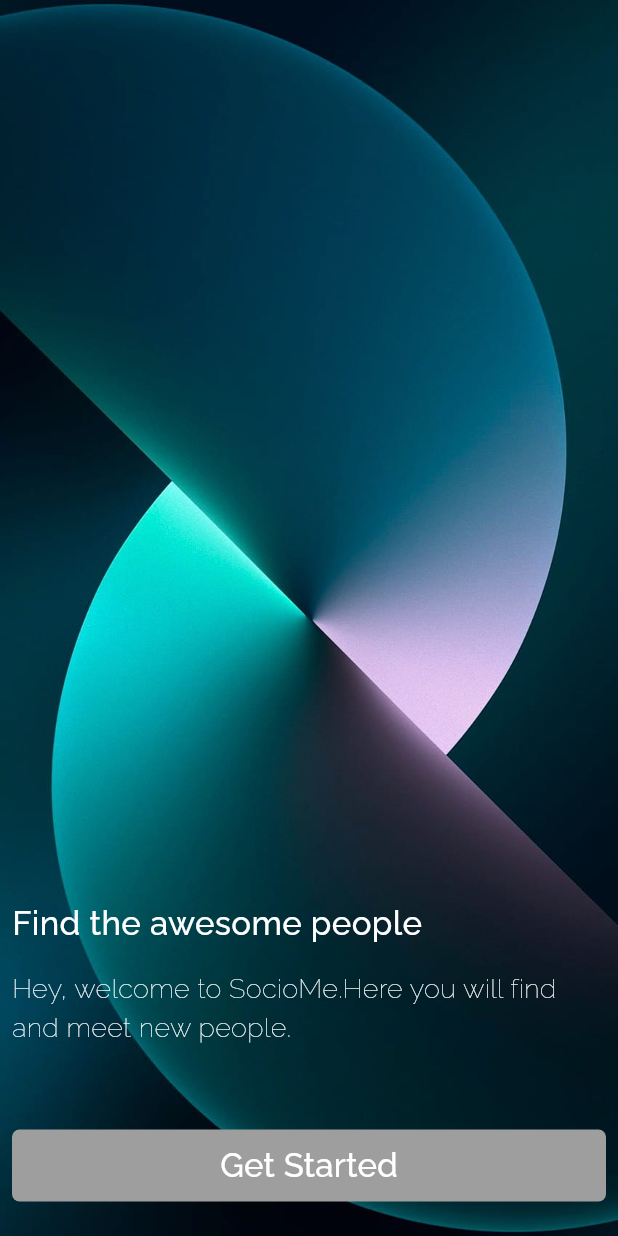
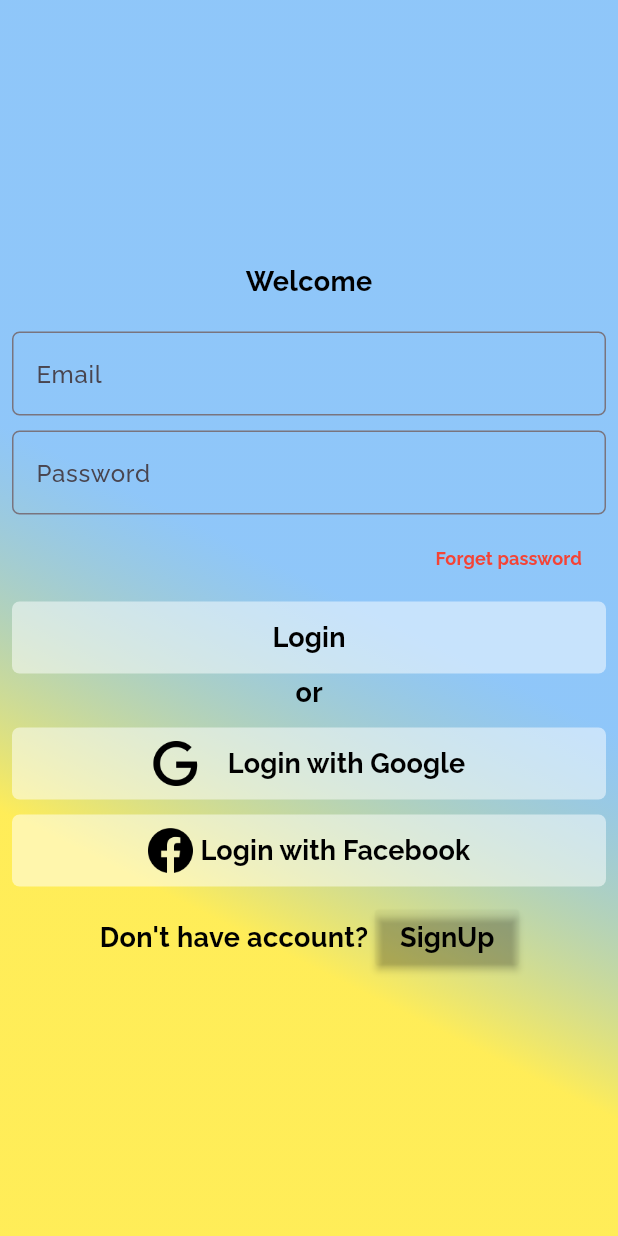
Before and after one commit to nitta02/Web-Designs, a Flutter app: the screen it shows after launch, after a tap on "Get Started", on a phone screen of 412 x 824 dp. Run offline on Flutter 3.47's test engine with Material 3 defaults, Android fonts, the light colour scheme and no system bars.

Commit message:
login commit

```diff
--- a/lib/main.dart
+++ b/lib/main.dart
@@ -15,7 +15,7 @@ class MyApp extends StatelessWidget {
       theme: ThemeData(
         fontFamily: 'Raleway',
       ),
-      home: SplashScreen(),
+      home: const SplashScreen(),
     );
   }
 }
--- a/lib/view/screens/home_screen.dart
+++ b/lib/view/screens/home_screen.dart
@@ -0,0 +1,15 @@
+import 'package:flutter/material.dart';
+
+class HomeScreen extends StatefulWidget {
+  const HomeScreen({super.key});
+
+  @override
+  State<HomeScreen> createState() => _HomeScreenState();
+}
+
+class _HomeScreenState extends State<HomeScreen> {
+  @override
+  Widget build(BuildContext context) {
+    return Scaffold();
+  }
+}
--- /dev/null
+++ b/lib/view/screens/login_screen.dart
@@ -0,0 +1,204 @@
+import 'package:flutter/material.dart';
+import 'package:social_media_app/view/widgets/text.dart';
+
+class LoginScreen extends StatelessWidget {
+  const LoginScreen({super.key});
+
+  @override
+  Widget build(BuildContext context) {
+    return Scaffold(
+      body: SafeArea(
+        child: Container(
+          width: double.infinity,
+          decoration: const BoxDecoration(
+              // image: DecorationImage(
+              //   image: AssetImage('assets/images/img2.jpg'),
+              //   fit: BoxFit.cover,
+              //   filterQuality: FilterQuality.high,
+              // ),
+              ),
+          child: Container(
+            decoration: BoxDecoration(
+              gradient: LinearGradient(
+                begin: Alignment.bottomCenter,
+                stops: const [
+                  0.35,
+                  0.85,
+                ],
+                colors: [
+                  Colors.yellow.withOpacity(0.85),
+                  Colors.blue.withOpacity(0.5),
+                ],
+              ),
+            ),
+            child: Padding(
+              padding: const EdgeInsets.all(8.0),
+              child: Column(
+                mainAxisAlignment: MainAxisAlignment.center,
+                children: [
+                  const CustomText(
+                    text: 'Welcome',
+                    fontSize: 18,
+                    color: Colors.black,
+                    fontWeight: FontWeight.bold,
+                  ),
+                  const SizedBox(
+                    height: 20,
+                  ),
+                  TextField(
+                    decoration: InputDecoration(
+                        hintText: 'Email',
+                        border: OutlineInputBorder(
+                          borderRadius: BorderRadius.circular(5.0),
+                        )),
+                  ),
+                  const SizedBox(
+                    height: 10,
+                  ),
+                  TextField(
+                    decoration: InputDecoration(
+                        hintText: 'Password',
+                        border: OutlineInputBorder(
+                          borderRadius: BorderRadius.circular(5.0),
+                        )),
+                  ),
+                  const SizedBox(
+                    height: 5,
+                  ),
+                  Align(
+                    alignment: Alignment.centerRight,
+                    child: MaterialButton(
+                      onPressed: () {},
+                      child: const CustomText(
+                        text: 'Forget password',
+                        fontSize: 12,
+                        color: Colors.red,
+                        fontWeight: FontWeight.bold,
+                      ),
+                    ),
+                  ),
+                  const SizedBox(
+                    height: 5,
+                  ),
+                  Container(
+                    width: double.infinity,
+                    decoration: BoxDecoration(
+                      color: Colors.white.withOpacity(0.5),
+                      borderRadius: BorderRadius.circular(5.0),
+                    ),
+                    child: MaterialButton(
+                      onPressed: () {},
+                      child: const CustomText(
+                        text: 'Login',
+                        fontSize: 18,
+                        color: Colors.black,
+                        fontWeight: FontWeight.bold,
+                      ),
+                    ),
+                  ),
+                  const CustomText(
+                    text: 'or',
+                    fontSize: 18,
+                    color: Colors.black,
+                    fontWeight: FontWeight.bold,
+                  ),
+                  const SizedBox(
+                    height: 10,
+                  ),
+                  Container(
+                    width: double.infinity,
+                    decoration: BoxDecoration(
+                      color: Colors.white.withOpacity(0.5),
+                      borderRadius: BorderRadius.circular(5.0),
+                    ),
+                    child: MaterialButton(
+                      onPressed: () {},
+                      child: Row(
+                        mainAxisAlignment: MainAxisAlignment.center,
+                        children: [
+                          Image.asset(
+                            'assets/icons/google.png',
+                            height: 30,
+                            fit: BoxFit.cover,
+                          ),
+                          const SizedBox(
+                            width: 20,
+                          ),
+                          const CustomText(
+                            text: 'Login with Google',
+                            fontSize: 18,
+                            color: Colors.black,
+                            fontWeight: FontWeight.bold,
+                          ),
+                        ],
+                      ),
+                    ),
+                  ),
+                  const SizedBox(
+                    height: 10,
+                  ),
+                  Container(
+                    width: double.infinity,
+                    decoration: BoxDecoration(
+                      color: Colors.white.withOpacity(0.5),
+                      borderRadius: BorderRadius.circular(5.0),
+                    ),
+                    child: MaterialButton(
+                      onPressed: () {},
+                      child: Row(
+                        mainAxisAlignment: MainAxisAlignment.center,
+                        children: [
+                          Image.asset(
+                            'assets/icons/facebook.png',
+                            height: 30,
+                            fit: BoxFit.cover,
+                          ),
+                          const SizedBox(
+                            width: 5,
+                          ),
+                          const CustomText(
+                            text: 'Login with Facebook',
+                            fontSize: 18,
+                            color: Colors.black,
+                            fontWeight: FontWeight.bold,
+                          ),
+                        ],
+                      ),
+                    ),
+                  ),
+                  const SizedBox(
+                    height: 10,
+                  ),
+                  Row(
+                    mainAxisAlignment: MainAxisAlignment.center,
+                    children: [
+                      const CustomText(
+                        text: "Don't have account?",
+                        fontSize: 18,
+                        color: Colors.black,
+                        fontWeight: FontWeight.bold,
+                      ),
+                      const SizedBox(
+                        width: 5,
+                      ),
+                      MaterialButton(
+                        color: Colors.transparent,
+                        onPressed: () {},
+                        child: const CustomText(
+                          text: 'SignUp',
+                          fontSize: 18,
+                          color: Colors.black,
+                          fontWeight: FontWeight.bold,
+                        ),
+                      ),
+                    ],
+                  ),
+                ],
+              ),
+            ),
+          ),
+        ),
+      ),
+    );
+  }
+}
--- a/lib/view/screens/splash_screen.dart
+++ b/lib/view/screens/splash_screen.dart
@@ -1,4 +1,6 @@
 import 'package:flutter/material.dart';
+import 'package:social_media_app/view/screens/home_screen.dart';
+import 'package:social_media_app/view/screens/login_screen.dart';
 import 'package:social_media_app/view/widgets/text.dart';
 
 class SplashScreen extends StatefulWidget {
@@ -19,6 +21,20 @@ class _SplashScreenState extends State<SplashScreen> {
             image: AssetImage('assets/images/img1.jpg'),
             fit: BoxFit.cover,
             filterQuality: FilterQuality.high,
+          ),
+        ),
+        child: Container(
+          decoration: BoxDecoration(
+            gradient: LinearGradient(
+              begin: Alignment.bottomRight,
+              stops: [
+                0.35,
+                0.85,
+              ],
+              colors: [
+                Colors.black.withOpacity(0.85),
+                Colors.black.withOpacity(0.45),
+              ],
             ),
           ),
           child: Padding(
@@ -59,7 +75,13 @@ class _SplashScreenState extends State<SplashScreen> {
                     borderRadius: BorderRadius.circular(5.0),
                   ),
                   child: MaterialButton(
-                  onPressed: () {},
+                    onPressed: () {
+                      Navigator.push(
+                          context,
+                          MaterialPageRoute(
+                            builder: (context) => const LoginScreen(),
+                          ));
+                    },
                     child: const CustomText(
                       color: Colors.white,
                       text: 'Get Started',
@@ -75,6 +97,7 @@ class _SplashScreenState extends State<SplashScreen> {
             ),
           ),
         ),
+      ),
     );
   }
 }
```
Also changed, not shown: assets/icons/facebook.png (added), assets/icons/google.png (added). Lines whose indentation alone changed are shown as unchanged.
